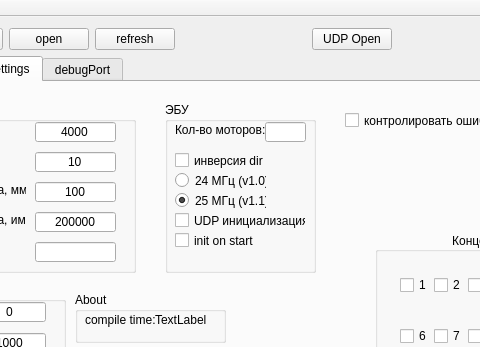
First picture: the form in mainwindow.ui, repository PoldenDev/polden-ver-motorControl-desktop, before the edit; both pictures show x 108 to 588 and y 0 to 347 of the 1156 by 923 pixel window.
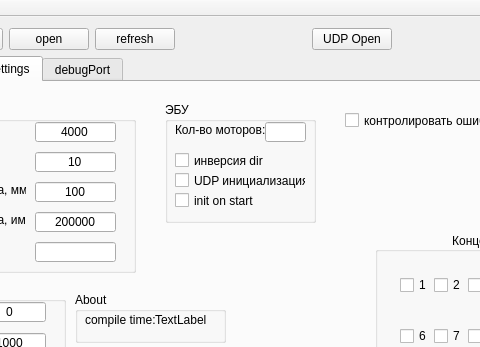
Second picture: the form after the edit. The open tabs and pages were chosen to show the change.

What changed in the file:
```diff
--- a/mainwindow.ui
+++ b/mainwindow.ui
@@ -6,7 +6,7 @@
    <rect>
     <x>0</x>
     <y>0</y>
-    <width>838</width>
+    <width>1083</width>
     <height>923</height>
    </rect>
   </property>
@@ -588,41 +588,12 @@
           <x>260</x>
           <y>20</y>
           <width>151</width>
-          <height>171</height>
+          <height>121</height>
          </rect>
         </property>
         <property name="title">
          <string>ЭБУ</string>
         </property>
-        <widget class="QRadioButton" name="radioButtonFpgaFreq24">
-         <property name="geometry">
-          <rect>
-           <x>10</x>
-           <y>70</y>
-           <width>91</width>
-           <height>17</height>
-          </rect>
-         </property>
-         <property name="text">
-          <string>24 МГц (v1.0)</string>
-         </property>
-        </widget>
-        <widget class="QRadioButton" name="radioButtonFpgaFreq25">
-         <property name="geometry">
-          <rect>
-           <x>10</x>
-           <y>90</y>
-           <width>91</width>
-           <height>17</height>
-          </rect>
-         </property>
-         <property name="text">
-          <string>25 МГц (v1.1)</string>
-         </property>
-         <property name="checked">
-          <bool>true</bool>
-         </property>
-        </widget>
         <widget class="QLabel" name="label_3">
          <property name="geometry">
           <rect>
@@ -672,7 +643,7 @@
          <property name="geometry">
           <rect>
            <x>10</x>
-           <y>110</y>
+           <y>70</y>
            <width>131</width>
            <height>17</height>
           </rect>
@@ -685,7 +656,7 @@
          <property name="geometry">
           <rect>
            <x>10</x>
-           <y>130</y>
+           <y>90</y>
            <width>101</width>
            <height>17</height>
           </rect>
```
Left out of the diff: 4 changed lines with no effect on the pictures.
